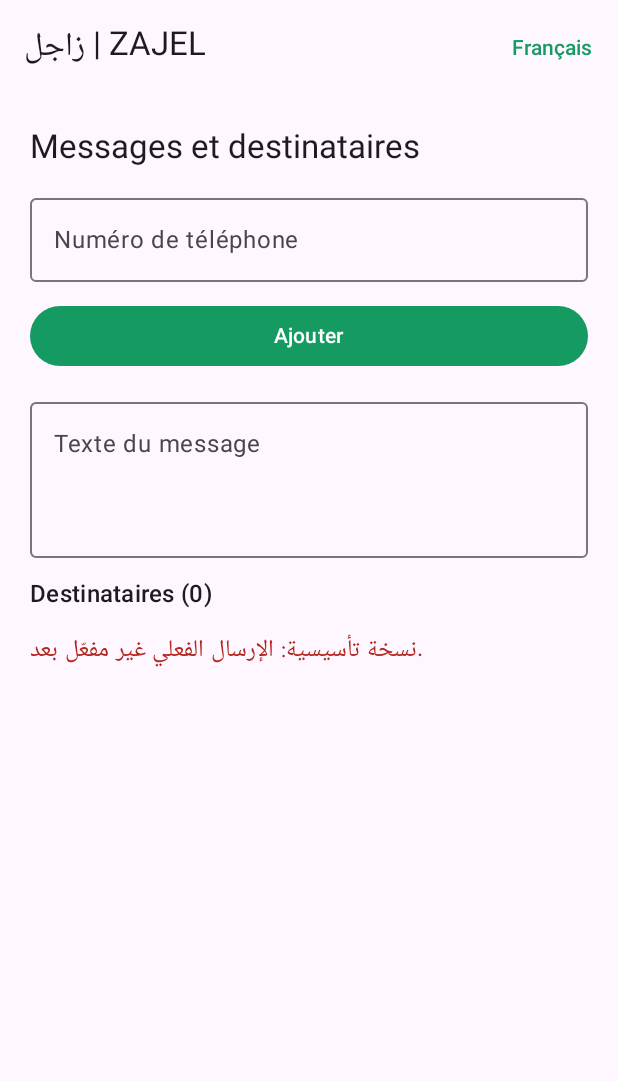
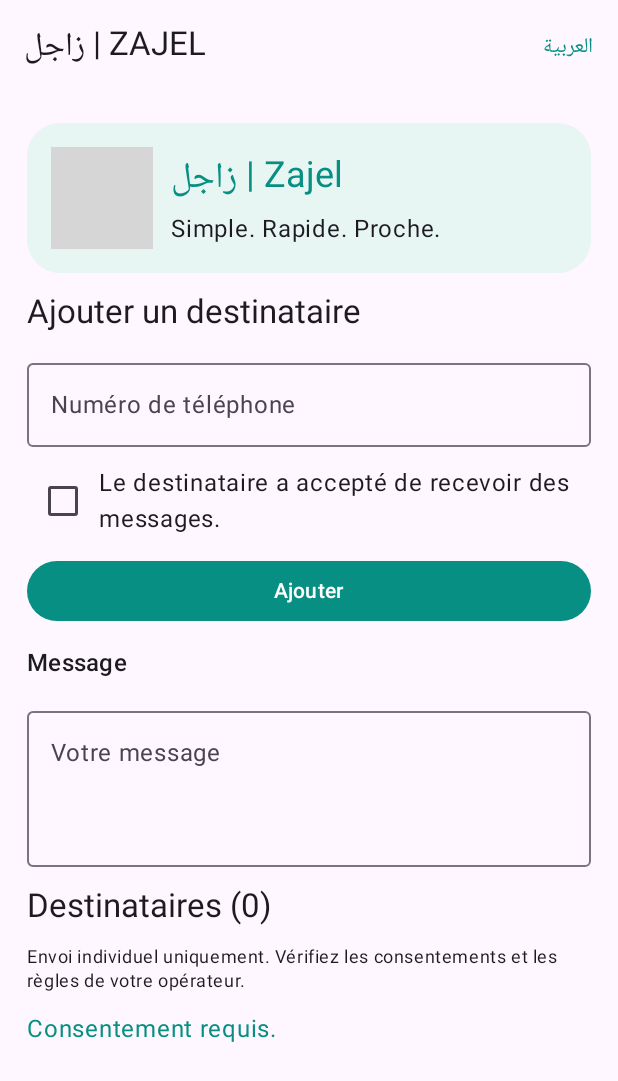
Before and after one commit to Redadz19/Zajel, an Android app built with Jetpack Compose: the screen it shows after launch (MainActivity), after a tap on "Ajouter", on a phone screen of 412 x 824 dp. Shown: the top 1081 px of the screen. Run offline under Robolectric (Android 15) with nearby library versions, the phone set to English and light mode, and no system bars; 2 other taps on this screen came first; grey boxes are pictures that could not be loaded.

Commit message:
feat: add consent-aware SMS UI and bilingual recipient management

```diff
--- a/app/src/main/java/com/zajel/app/MainActivity.kt
+++ b/app/src/main/java/com/zajel/app/MainActivity.kt
@@ -1,18 +1,29 @@
 package com.zajel.app
 
+import android.Manifest
+import android.content.pm.PackageManager
 import android.os.Bundle
+import android.telephony.SmsManager
 import androidx.activity.ComponentActivity
 import androidx.activity.compose.setContent
+import androidx.activity.compose.rememberLauncherForActivityResult
+import androidx.activity.result.contract.ActivityResultContracts
+import androidx.compose.foundation.Image
 import androidx.compose.foundation.layout.*
 import androidx.compose.foundation.lazy.LazyColumn
 import androidx.compose.foundation.lazy.items
+import androidx.compose.foundation.shape.RoundedCornerShape
 import androidx.compose.material3.*
 import androidx.compose.runtime.*
+import androidx.compose.ui.Alignment
 import androidx.compose.ui.Modifier
+import androidx.compose.ui.graphics.Color
+import androidx.compose.ui.res.painterResource
 import androidx.compose.ui.unit.dp
-import androidx.compose.ui.graphics.Color
+import androidx.core.content.ContextCompat
 
-private val ZajelGreen = Color(0xFF159B62)
+private val ZajelGreen = Color(0xFF078F83)
+private data class Recipient(val phone: String)
 
 class MainActivity : ComponentActivity() {
     override fun onCreate(savedInstanceState: Bundle?) {
@@ -21,29 +32,109 @@ class MainActivity : ComponentActivity() {
     }
 }
 
+@OptIn(ExperimentalMaterial3Api::class)
 @Composable
 private fun ZajelApp() {
-    var language by remember { mutableStateOf("العربية") }
+    val context = androidx.compose.ui.platform.LocalContext.current
+    var french by remember { mutableStateOf(false) }
     var phone by remember { mutableStateOf("") }
     var message by remember { mutableStateOf("") }
-    var recipients by remember { mutableStateOf(listOf<String>()) }
+    var consent by remember { mutableStateOf(false) }
+    var recipients by remember { mutableStateOf(listOf<Recipient>()) }
+    var selected by remember { mutableStateOf<Recipient?>(null) }
+    var notice by remember { mutableStateOf("") }
+    var showConfirm by remember { mutableStateOf(false) }
+
+    val smsPermission = rememberLauncherForActivityResult(ActivityResultContracts.RequestPermission()) { granted ->
+        val target = selected
+        if (granted && target != null) {
+            try {
+                SmsManager.getDefault().sendTextMessage(target.phone, null, message, null, null)
+                notice = if (french) "Demande SMS transmise à Android." else "تم تمرير طلب SMS إلى نظام Android."
+            } catch (e: Exception) {
+                notice = (if (french) "Échec : " else "تعذر الإرسال: ") + (e.message ?: "SMS")
+            }
+        } else notice = if (french) "Permission SMS refusée." else "تم رفض صلاحية الرسائل."
+        selected = null
+    }
+
     MaterialTheme(colorScheme = lightColorScheme(primary = ZajelGreen)) {
         Scaffold(topBar = {
             TopAppBar(title = { Text("زاجل | ZAJEL") }, actions = {
-                TextButton(onClick = { language = if (language == "العربية") "Français" else "العربية" }) {
-                    Text(language)
+                TextButton(onClick = { french = !french }) { Text(if (french) "العربية" else "Français") }
+            })
+        }) { inset ->
+            LazyColumn(Modifier.fillMaxSize().padding(inset).padding(18.dp), verticalArrangement = Arrangement.spacedBy(12.dp)) {
+                item {
+                    Card(shape = RoundedCornerShape(22.dp), colors = CardDefaults.cardColors(containerColor = Color(0xFFE8F6F3))) {
+                        Row(Modifier.fillMaxWidth().padding(16.dp), verticalAlignment = Alignment.CenterVertically) {
+                            Image(painterResource(R.drawable.zajel_logo), null, Modifier.size(68.dp))
+                            Spacer(Modifier.width(12.dp))
+                            Column {
+                                Text("زاجل | Zajel", style = MaterialTheme.typography.headlineSmall, color = ZajelGreen)
+                                Text(if (french) "Simple. Rapide. Proche." else "تواصل أقرب... بكل سهولة")
+                            }
+                        }
+                    }
                 }
-            })
-        }) { padding ->
-            LazyColumn(Modifier.fillMaxSize().padding(padding).padding(20.dp), verticalArrangement = Arrangement.spacedBy(12.dp)) {
-                item { Text(if (language == "العربية") "إدارة الرسائل والمستلمين" else "Messages et destinataires", style = MaterialTheme.typography.titleLarge) }
-                item { OutlinedTextField(phone, { phone = it }, label = { Text(if (language == "العربية") "رقم الهاتف" else "Numéro de téléphone") }, modifier = Modifier.fillMaxWidth()) }
-                item { Button(onClick = { if (phone.isNotBlank() && phone !in recipients) { recipients = recipients + phone; phone = "" } }, modifier = Modifier.fillMaxWidth()) { Text(if (language == "العربية") "إضافة مستلم" else "Ajouter") } }
-                item { OutlinedTextField(message, { message = it }, label = { Text(if (language == "العربية") "نص الرسالة" else "Texte du message") }, modifier = Modifier.fillMaxWidth(), minLines = 3) }
-                item { Text(if (language == "العربية") "المستلمون (${recipients.size})" else "Destinataires (${recipients.size})", style = MaterialTheme.typography.titleMedium) }
-                items(recipients) { Text(it) }
-                item { Text("نسخة تأسيسية: الإرسال الفعلي غير مفعّل بعد.", color = MaterialTheme.colorScheme.error) }
+                item { Text(if (french) "Ajouter un destinataire" else "إضافة مستلم", style = MaterialTheme.typography.titleLarge) }
+                item { OutlinedTextField(phone, { phone = it }, label = { Text(if (french) "Numéro de téléphone" else "رقم الهاتف") }, modifier = Modifier.fillMaxWidth(), singleLine = true) }
+                item {
+                    Row(verticalAlignment = Alignment.CenterVertically) {
+                        Checkbox(checked = consent, onCheckedChange = { consent = it })
+                        Text(if (french) "Le destinataire a accepté de recevoir des messages." else "أؤكد أن المستلم وافق على تلقي الرسائل.")
+                    }
+                }
+                item {
+                    Button(onClick = {
+                        val p = phone.trim()
+                        if (p.length >= 7 && p !in recipients.map { it.phone } && consent) {
+                            recipients = recipients + Recipient(p); phone = ""; consent = false
+                            notice = if (french) "Destinataire ajouté." else "تمت إضافة المستلم."
+                        } else notice = if (!consent) (if (french) "Consentement requis." else "يجب تأكيد موافقة المستلم.")
+                            else (if (french) "Numéro invalide ou déjà ajouté." else "الرقم غير صالح أو مضاف مسبقاً.")
+                    }, modifier = Modifier.fillMaxWidth()) { Text(if (french) "Ajouter" else "إضافة المستلم") }
+                }
+                item { Text(if (french) "Message" else "نص الرسالة", style = MaterialTheme.typography.titleMedium) }
+                item { OutlinedTextField(message, { message = it }, label = { Text(if (french) "Votre message" else "اكتب رسالتك") }, modifier = Modifier.fillMaxWidth(), minLines = 3) }
+                item { Text(if (french) "Destinataires (${recipients.size})" else "المستلمون (${recipients.size})", style = MaterialTheme.typography.titleLarge) }
+                items(recipients, key = { it.phone }) { recipient ->
+                    Card {
+                        Row(Modifier.fillMaxWidth().padding(12.dp), verticalAlignment = Alignment.CenterVertically) {
+                            Text(recipient.phone, Modifier.weight(1f), style = MaterialTheme.typography.titleMedium)
+                            TextButton(onClick = { recipients = recipients.filterNot { it.phone == recipient.phone } }) { Text(if (french) "Supprimer" else "حذف") }
+                            Button(onClick = {
+                                if (message.isBlank()) notice = if (french) "Saisissez un message." else "اكتب نص الرسالة أولاً."
+                                else { selected = recipient; showConfirm = true }
+                            }) { Text(if (french) "Envoyer" else "إرسال") }
+                        }
+                    }
+                }
+                item { Text(if (french) "Envoi individuel uniquement. Vérifiez les consentements et les règles de votre opérateur." else "الإرسال فردي فقط. تأكد من الموافقات والتزم بسياسات شركة الاتصالات.", style = MaterialTheme.typography.bodySmall) }
+                if (notice.isNotBlank()) item { Text(notice, color = ZajelGreen) }
             }
         }
     }
+
+    if (showConfirm) AlertDialog(
+        onDismissRequest = { showConfirm = false; selected = null },
+        title = { Text(if (french) "Confirmer l'envoi" else "تأكيد الإرسال") },
+        text = { Text(if (french) "Envoyer ce message au destinataire sélectionné ?" else "هل تريد إرسال هذه الرسالة إلى المستلم المحدد؟") },
+        confirmButton = {
+            TextButton(onClick = {
+                showConfirm = false
+                if (ContextCompat.checkSelfPermission(context, Manifest.permission.SEND_SMS) == PackageManager.PERMISSION_GRANTED) {
+                    val target = selected
+                    if (target != null) {
+                        try {
+                            SmsManager.getDefault().sendTextMessage(target.phone, null, message, null, null)
+                            notice = if (french) "Demande SMS transmise à Android." else "تم تمرير طلب SMS إلى Android."
+                        } catch (e: Exception) { notice = e.message ?: "SMS error" }
+                        selected = null
+                    }
+                } else smsPermission.launch(Manifest.permission.SEND_SMS)
+            }) { Text(if (french) "Envoyer" else "إرسال") }
+        },
+        dismissButton = { TextButton(onClick = { showConfirm = false; selected = null }) { Text(if (french) "Annuler" else "إلغاء") } }
+    )
 }
```
